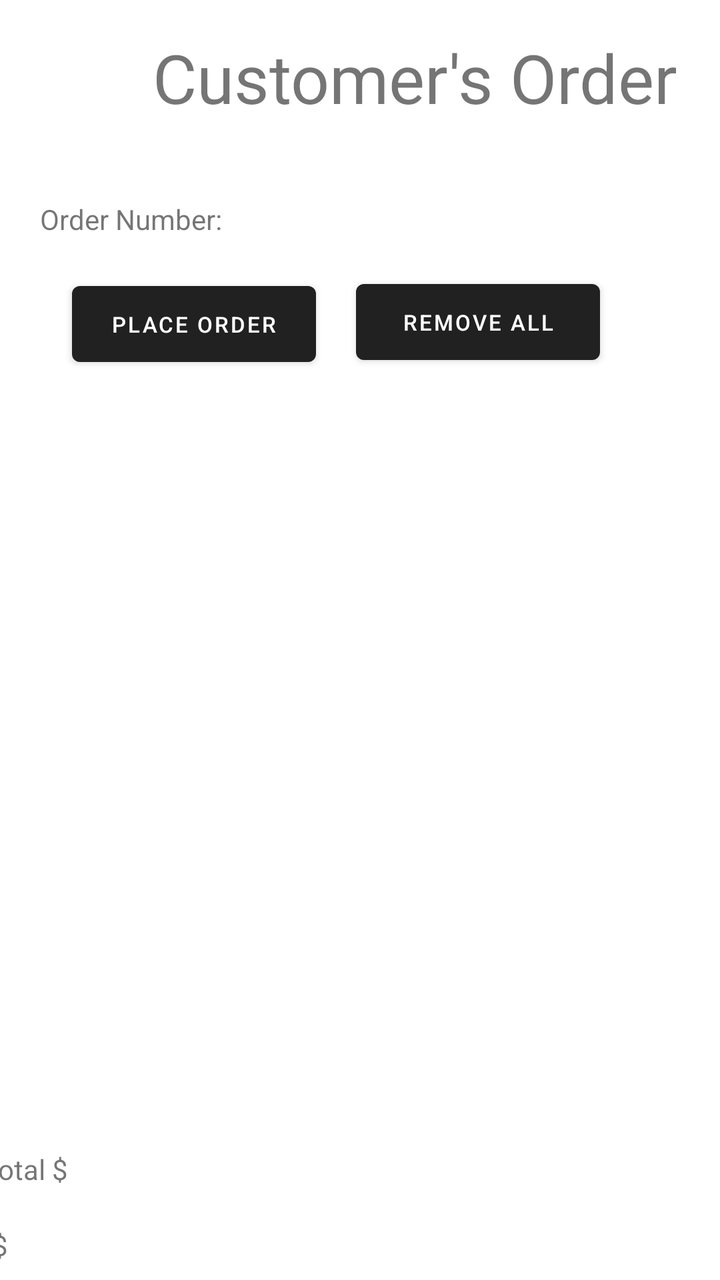
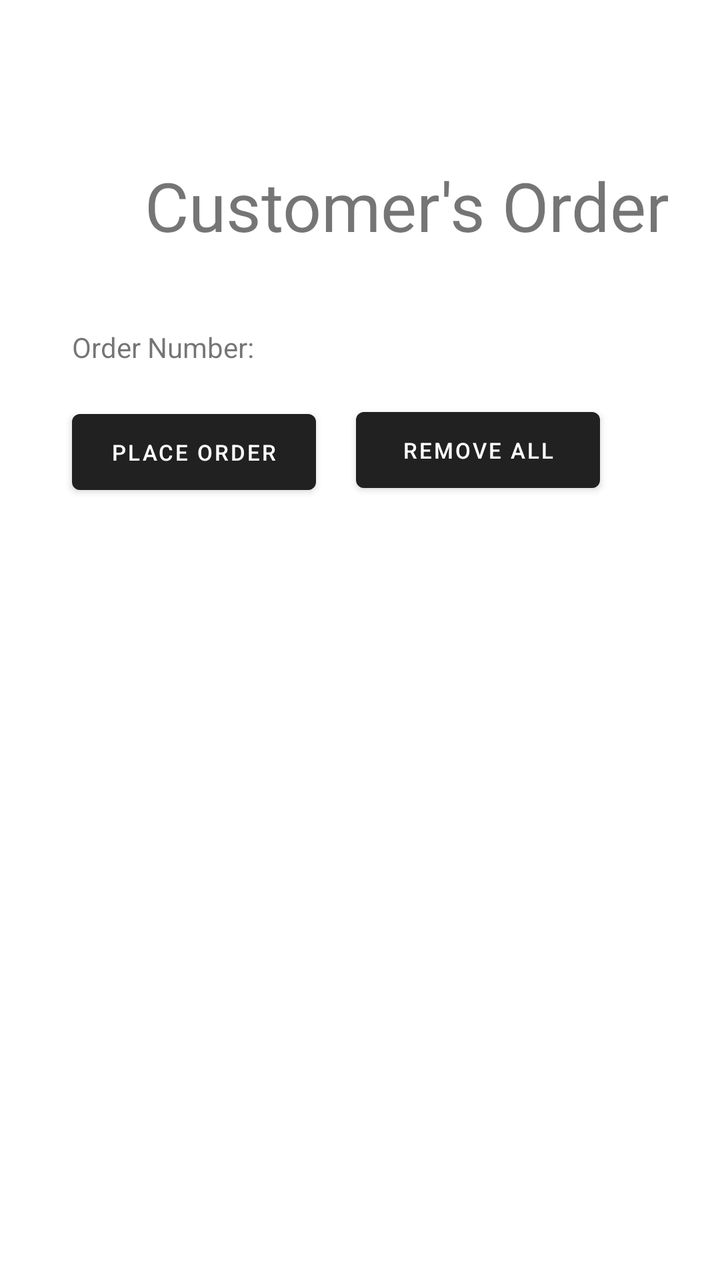

Two renders of the same Android screen: before a commit and after it. Below are the layout's source before the change and the commit's diff.
<!-- AndroidManifest.xml: application theme Theme.Project5 -->
<!-- res/layout/activity_place_order.xml -->
<?xml version="1.0" encoding="utf-8"?>
<androidx.constraintlayout.widget.ConstraintLayout xmlns:android="http://schemas.android.com/apk/res/android"
    xmlns:app="http://schemas.android.com/apk/res-auto"
    xmlns:tools="http://schemas.android.com/tools"
    android:id="@+id/placeorder"
    android:layout_width="match_parent"
    android:layout_height="match_parent">

    <TextView
        android:id="@+id/textView"
        android:layout_width="383dp"
        android:layout_height="48dp"
        android:layout_marginStart="16dp"
        android:layout_marginTop="16dp"
        android:text="@string/title2"
        android:textAlignment="center"
        android:textSize="34sp"
        app:layout_constraintStart_toStartOf="parent"
        app:layout_constraintTop_toTopOf="parent" />

    <Spinner
        android:id="@+id/spinnerNums"
        android:layout_width="226dp"
        android:layout_height="48dp"
        android:layout_marginStart="32dp"
        android:layout_marginTop="20dp"
        android:autofillHints="ui"
        app:layout_constraintStart_toEndOf="@+id/ordernum"
        app:layout_constraintTop_toBottomOf="@+id/textView" />

    <TextView
        android:id="@+id/ordernum"
        android:layout_width="113dp"
        android:layout_height="17dp"
        android:layout_marginStart="20dp"
        android:layout_marginTop="36dp"
        android:text="@string/order_number"
        app:layout_constraintStart_toStartOf="parent"
        app:layout_constraintTop_toBottomOf="@+id/textView" />

    <androidx.recyclerview.widget.RecyclerView
        android:id="@+id/recyclerView"
        android:layout_width="325dp"
        android:layout_height="359dp"
        android:layout_marginStart="40dp"
        android:layout_marginTop="132dp"
        app:layout_constraintStart_toStartOf="parent"
        app:layout_constraintTop_toBottomOf="@+id/textView" />

    <Button
        android:id="@+id/removeAll"
        android:layout_width="122dp"
        android:layout_height="50dp"
        android:layout_marginTop="4dp"
        android:layout_marginEnd="60dp"
        android:text="@string/remove_all"
        android:textSize="11sp"
        app:layout_constraintEnd_toEndOf="parent"
        app:layout_constraintTop_toBottomOf="@+id/spinnerNums" />

    <Button
        android:id="@+id/placeOrder"
        android:layout_width="122dp"
        android:layout_height="50dp"
        android:layout_marginStart="36dp"
        android:layout_marginTop="20dp"
        android:text="@string/place_order"
        android:textSize="11sp"
        app:layout_constraintStart_toStartOf="parent"
        app:layout_constraintTop_toBottomOf="@+id/ordernum" />

    <LinearLayout
        android:layout_width="358dp"
        android:layout_height="128dp"
        android:layout_marginTop="20dp"
        android:layout_marginEnd="32dp"
        android:orientation="vertical"
        app:layout_constraintEnd_toEndOf="parent"
        app:layout_constraintTop_toBottomOf="@+id/recyclerView">

        <LinearLayout
            android:layout_width="225dp"
            android:layout_height="38dp"
            android:orientation="horizontal">

            <TextView
                android:id="@+id/textView11"
                android:layout_width="101dp"
                android:layout_height="wrap_content"
                android:text="Subtotal $" />

            <TextView
                android:id="@+id/subTotal"
                android:layout_width="wrap_content"
                android:layout_height="wrap_content"
                android:layout_weight="1" />
        </LinearLayout>

        <LinearLayout
            android:layout_width="224dp"
            android:layout_height="38dp"
            android:orientation="horizontal">

            <TextView
                android:layout_width="wrap_content"
                android:layout_height="wrap_content"
                android:layout_weight="1"
                android:text="@string/tax2" />

            <TextView
                android:id="@+id/tax"
                android:layout_width="wrap_content"
                android:layout_height="wrap_content"
                android:layout_weight="1" />
        </LinearLayout>

        <LinearLayout
            android:layout_width="225dp"
            android:layout_height="34dp"
            android:orientation="horizontal">

            <TextView
                android:id="@+id/textView15"
                android:layout_width="wrap_content"
                android:layout_height="wrap_content"
                android:layout_weight="1"
                android:text="@string/total2" />

            <TextView
                android:id="@+id/total"
                android:layout_width="wrap_content"
                android:layout_height="wrap_content"
                android:layout_weight="1" />
        </LinearLayout>

    </LinearLayout>

</androidx.constraintlayout.widget.ConstraintLayout>
<!-- resources referenced by this layout -->
<resources>
  <string name="order_number">Order Number:</string>
  <string name="place_order">Place order</string>
  <string name="remove_all">Remove All</string>
  <string name="tax2">Tax $</string>
  <string name="title2">Customer\'s Order</string>
  <string name="total2">Total $</string>
  <style name="Theme.Project5" parent="Base.Theme.Project5" />
  <style name="Base.Theme.Project5" parent="Theme.MaterialComponents.DayNight.DarkActionBar">
          
          
      </style>
</resources>

<!-- the commit's change to res/layout/activity_place_order.xml (unified diff, before → after) -->
@@ -4,14 +4,15 @@
     xmlns:tools="http://schemas.android.com/tools"
     android:id="@+id/placeorder"
     android:layout_width="match_parent"
-    android:layout_height="match_parent">
+    android:layout_height="match_parent"
+    tools:context=".MainActivity2">
 
     <TextView
         android:id="@+id/textView"
         android:layout_width="383dp"
         android:layout_height="48dp"
-        android:layout_marginStart="16dp"
-        android:layout_marginTop="16dp"
+        android:layout_marginStart="12dp"
+        android:layout_marginTop="80dp"
         android:text="@string/title2"
         android:textAlignment="center"
         android:textSize="34sp"
@@ -20,7 +21,7 @@
 
     <Spinner
         android:id="@+id/spinnerNums"
-        android:layout_width="226dp"
+        android:layout_width="222dp"
         android:layout_height="48dp"
         android:layout_marginStart="32dp"
         android:layout_marginTop="20dp"
@@ -32,7 +33,7 @@
         android:id="@+id/ordernum"
         android:layout_width="113dp"
         android:layout_height="17dp"
-        android:layout_marginStart="20dp"
+        android:layout_marginStart="36dp"
         android:layout_marginTop="36dp"
         android:text="@string/order_number"
         app:layout_constraintStart_toStartOf="parent"
@@ -40,8 +41,8 @@
 
     <androidx.recyclerview.widget.RecyclerView
         android:id="@+id/recyclerView"
-        android:layout_width="325dp"
-        android:layout_height="359dp"
+        android:layout_width="330dp"
+        android:layout_height="441dp"
         android:layout_marginStart="40dp"
         android:layout_marginTop="132dp"
         app:layout_constraintStart_toStartOf="parent"
@@ -70,10 +71,10 @@
         app:layout_constraintTop_toBottomOf="@+id/ordernum" />
 
     <LinearLayout
-        android:layout_width="358dp"
-        android:layout_height="128dp"
+        android:layout_width="349dp"
+        android:layout_height="127dp"
         android:layout_marginTop="20dp"
-        android:layout_marginEnd="32dp"
+        android:layout_marginEnd="11dp"
         android:orientation="vertical"
         app:layout_constraintEnd_toEndOf="parent"
         app:layout_constraintTop_toBottomOf="@+id/recyclerView">
@@ -87,7 +88,7 @@
                 android:id="@+id/textView11"
                 android:layout_width="101dp"
                 android:layout_height="wrap_content"
-                android:text="Subtotal $" />
+                android:text="@string/subtotal2" />
 
             <TextView
                 android:id="@+id/subTotal"
@@ -97,8 +98,8 @@
         </LinearLayout>
 
         <LinearLayout
-            android:layout_width="224dp"
-            android:layout_height="38dp"
+            android:layout_width="225dp"
+            android:layout_height="35dp"
             android:orientation="horizontal">
 
             <TextView
<!-- resource entries referenced after the edit -->
@@ -3,6 +3,7 @@
   <string name="order_number">Order Number:</string>
   <string name="place_order">Place order</string>
   <string name="remove_all">Remove All</string>
+  <string name="subtotal2">Subtotal $</string>
   <string name="tax2">Tax $</string>
   <string name="title2">Customer\'s Order</string>
   <string name="total2">Total $</string>
